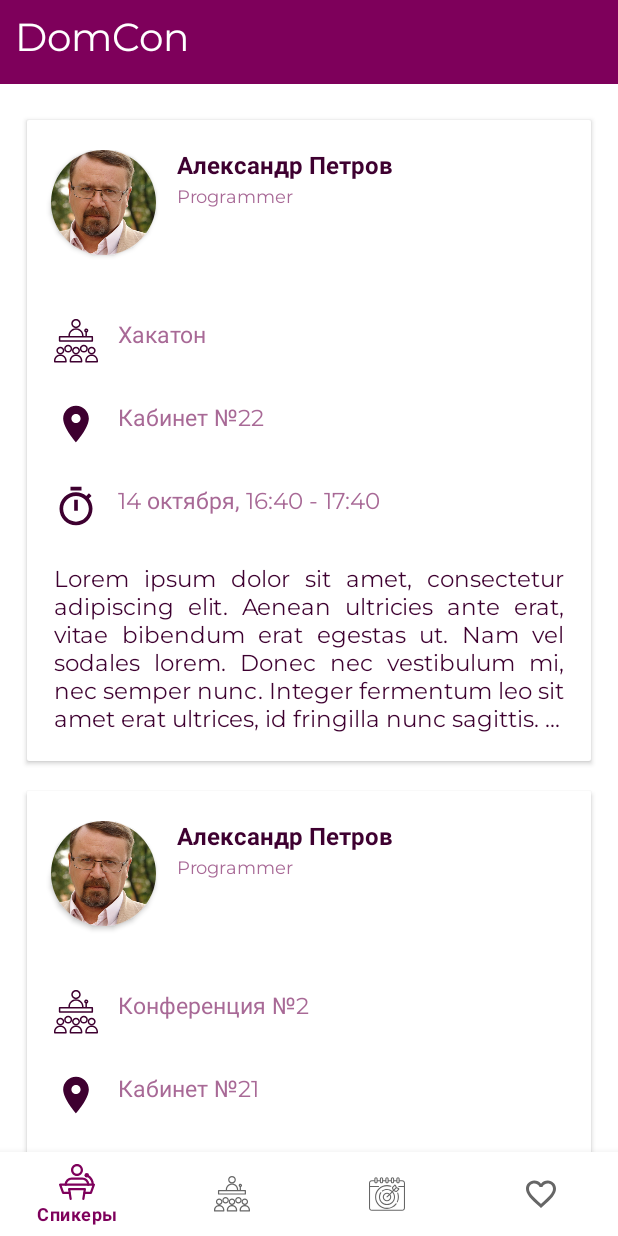
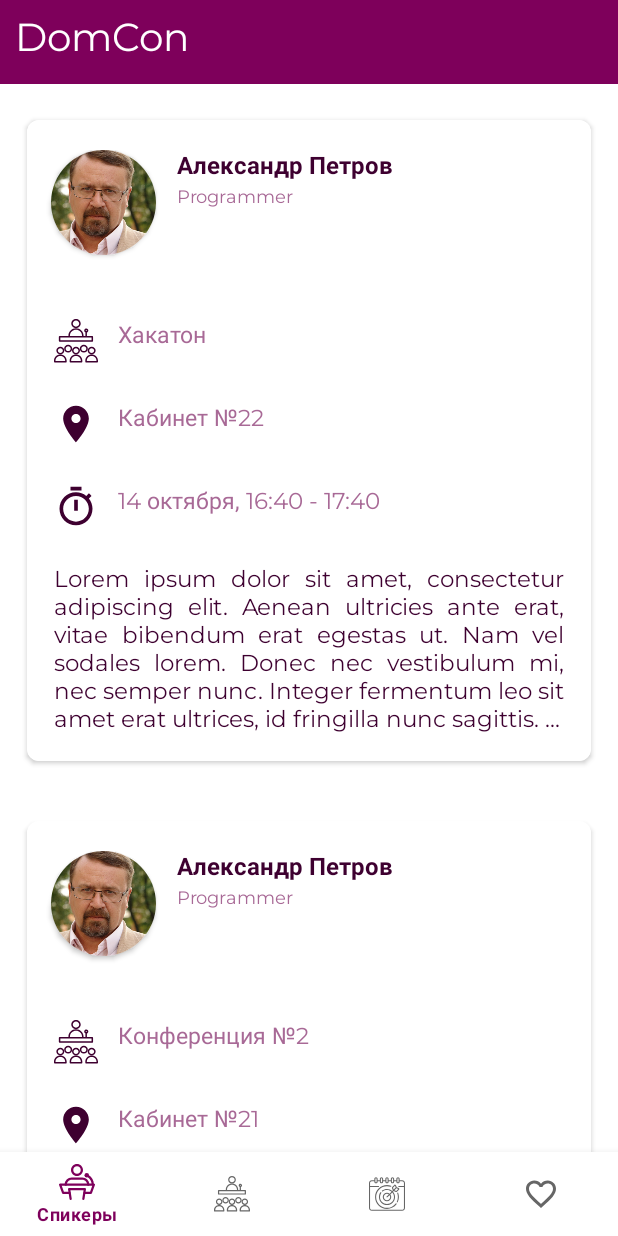
Before and after one commit to condomcom/DomConMobile, an Android app: the SpeakerFragment screen opened directly, with no data from a screen before it, on a phone screen of 412 x 824 dp. Run offline under Robolectric (Android 15) with nearby library versions, the phone set to English and light mode, and no system bars.

Commit message:
correct cards

```diff
--- a/app/src/main/java/com/example/condom/navigation/PerformanceFragment.java
+++ b/app/src/main/java/com/example/condom/navigation/PerformanceFragment.java
@@ -13,7 +13,6 @@ import com.example.condom.R;
 import com.example.condom.api.TestApi;
 import com.example.condom.favoritesAdapter.PerformancesAdapter;
 import com.example.condom.modelIP.Activity;
-import com.example.condom.modelIP.ActivityUser;
 import com.example.condom.modelItem.PerformancesCardsItem;
 
 import java.util.ArrayList;
@@ -64,7 +63,7 @@ public class PerformanceFragment extends Fragment {
                     if (activity.mFullName != null) {
                         PerformancesCardsItem card = new PerformancesCardsItem(i + "", activity.mShortName,
                                 R.drawable.ic_backend, activity.mDescription,
-                                "Начало", "4 часа", "0");
+                                "Начало в 14:00", "4 часа", "0");
 
                         performancesItems.add(card);
                     }
--- a/app/src/main/res/layout/card_fav_item.xml
+++ b/app/src/main/res/layout/card_fav_item.xml
@@ -7,6 +7,7 @@
     android:layout_marginTop="18dp"
     android:layout_marginStart="18dp"
     android:layout_marginEnd="18dp"
+    android:layout_marginBottom="20dp"
     android:layout_gravity="center_horizontal"
     android:elevation="10dp"
     app:cardCornerRadius="8dp">
--- a/app/src/main/res/layout/card_speaker_item.xml
+++ b/app/src/main/res/layout/card_speaker_item.xml
@@ -8,7 +8,10 @@
     android:layout_marginTop="20dp"
     android:layout_marginStart="18dp"
     android:layout_marginEnd="18dp"
-    android:layout_gravity="center_horizontal">
+    android:layout_marginBottom="20dp"
+    android:layout_gravity="center_horizontal"
+    android:elevation="10dp"
+    app:cardCornerRadius="8dp">
 
     <LinearLayout
         android:layout_width="match_parent"
```
Also changed, not shown: app/src/main/res/layout/fragment_performance.xml (+7 -2 lines).
